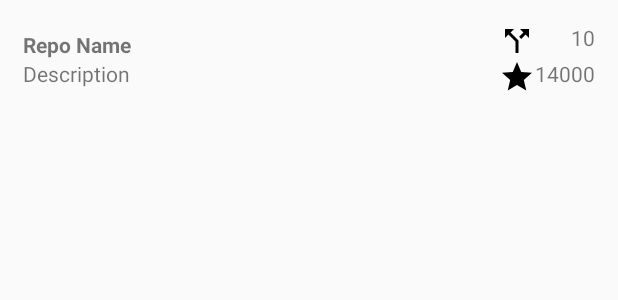
After one commit to LuisMiguelAguirre/LiveData, an Android app: the layout view_repo_list_item.xml on its own in the app's theme, with its tools: preview values and no code run, on a phone screen of 412 x 824 dp. The commit adds this screen. Shown: the top 300 px of the screen. Run offline under Robolectric (Android 15) with nearby library versions, the phone set to English and light mode, and no system bars.

Commit message:
Add ViewModel

```diff
--- a/app/src/main/AndroidManifest.xml
+++ b/app/src/main/AndroidManifest.xml
@@ -2,6 +2,8 @@
 <manifest xmlns:android="http://schemas.android.com/apk/res/android"
     xmlns:tools="http://schemas.android.com/tools"
     package="com.luisaguirre.acviewmodel">
+
+    <uses-permission android:name="android.permission.INTERNET"/>
 
     <application
         android:allowBackup="true"
--- a/app/src/main/java/com/luisaguirre/acviewmodel/networking/RepoApi.java
+++ b/app/src/main/java/com/luisaguirre/acviewmodel/networking/RepoApi.java
@@ -1,6 +1,5 @@
 package com.luisaguirre.acviewmodel.networking;
 
-import retrofit2.Converter;
 import retrofit2.Retrofit;
 import retrofit2.converter.moshi.MoshiConverterFactory;
 
--- /dev/null
+++ b/app/src/main/res/drawable/ic_fork.xml
@@ -0,0 +1,9 @@
+<vector xmlns:android="http://schemas.android.com/apk/res/android"
+        android:width="24dp"
+        android:height="24dp"
+        android:viewportWidth="24.0"
+        android:viewportHeight="24.0">
+    <path
+        android:fillColor="#FF000000"
+        android:pathData="M14,4l2.29,2.29 -2.88,2.88 1.42,1.42 2.88,-2.88L20,10L20,4zM10,4L4,4v6l2.29,-2.29 4.71,4.7L11,20h2v-8.41l-5.29,-5.3z"/>
+</vector>
--- /dev/null
+++ b/app/src/main/res/drawable/ic_star.xml
@@ -0,0 +1,9 @@
+<vector xmlns:android="http://schemas.android.com/apk/res/android"
+        android:width="24dp"
+        android:height="24dp"
+        android:viewportWidth="24.0"
+        android:viewportHeight="24.0">
+    <path
+        android:fillColor="#FF000000"
+        android:pathData="M12,17.27L18.18,21l-1.64,-7.03L22,9.24l-7.19,-0.61L12,2 9.19,8.63 2,9.24l5.46,4.73L5.82,21z"/>
+</vector>
--- /dev/null
+++ b/app/src/main/res/layout/view_repo_list_item.xml
@@ -0,0 +1,54 @@
+<?xml version="1.0" encoding="utf-8"?>
+<LinearLayout xmlns:android="http://schemas.android.com/apk/res/android"
+    xmlns:tools="http://schemas.android.com/tools"
+    android:layout_width="match_parent"
+    android:layout_height="wrap_content"
+    android:baselineAligned="false"
+    android:orientation="horizontal"
+    android:padding="15dp">
+
+    <LinearLayout
+        android:layout_width="0dp"
+        android:layout_height="wrap_content"
+        android:layout_gravity="center_vertical"
+        android:layout_weight="1"
+        android:orientation="vertical">
+
+        <TextView
+            android:id="@+id/tv_repo_name"
+            android:layout_width="wrap_content"
+            android:layout_height="wrap_content"
+            android:textStyle="bold"
+            tools:text="Repo Name" />
+
+        <TextView
+            android:id="@+id/tv_repo_description"
+            android:layout_width="wrap_content"
+            android:layout_height="wrap_content"
+            tools:text="Description" />
+    </LinearLayout>
+
+    <LinearLayout
+        android:layout_width="wrap_content"
+        android:layout_height="wrap_content"
+        android:layout_gravity="center_vertical"
+        android:orientation="vertical">
+
+        <TextView
+            android:id="@+id/tv_forks"
+            android:layout_width="match_parent"
+            android:layout_height="wrap_content"
+            android:drawableStart="@drawable/ic_fork"
+            android:gravity="end"
+            tools:text="10" />
+
+        <TextView
+            android:id="@+id/tv_star"
+            android:layout_width="match_parent"
+            android:layout_height="wrap_content"
+            android:drawableStart="@drawable/ic_star"
+            android:gravity="end"
+            tools:text="14000" />
+    </LinearLayout>
+
+</LinearLayout>
--- a/app/src/main/res/values/strings.xml
+++ b/app/src/main/res/values/strings.xml
@@ -1,3 +1,4 @@
 <resources>
     <string name="app_name">AC View Model</string>
+    <string name="api_error_repos">Error loading repos</string>
 </resources>
```
Also changed, not shown: app/src/main/java/com/luisaguirre/acviewmodel/home/ListFragment.java (+56 -0 lines), app/src/main/java/com/luisaguirre/acviewmodel/home/ListViewModel.java (added, +73 -0 lines), app/src/main/java/com/luisaguirre/acviewmodel/home/RepoListAdapter.java (added, +81 -0 lines).
